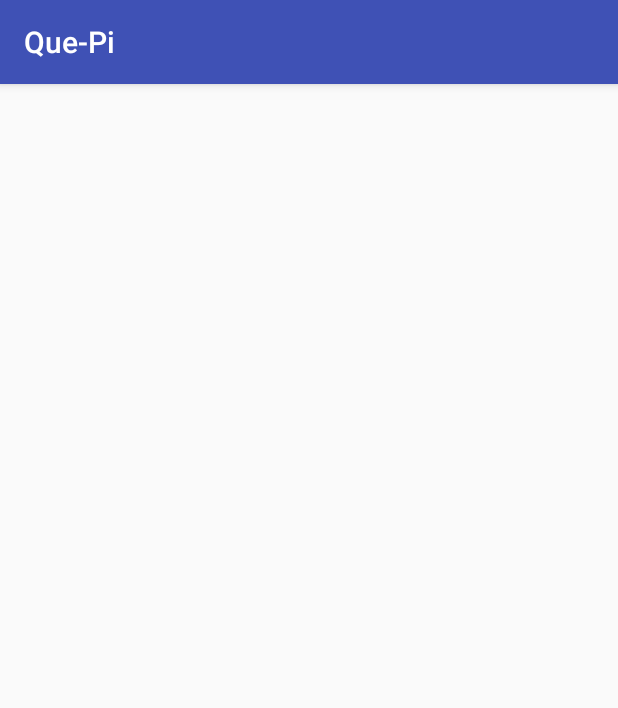
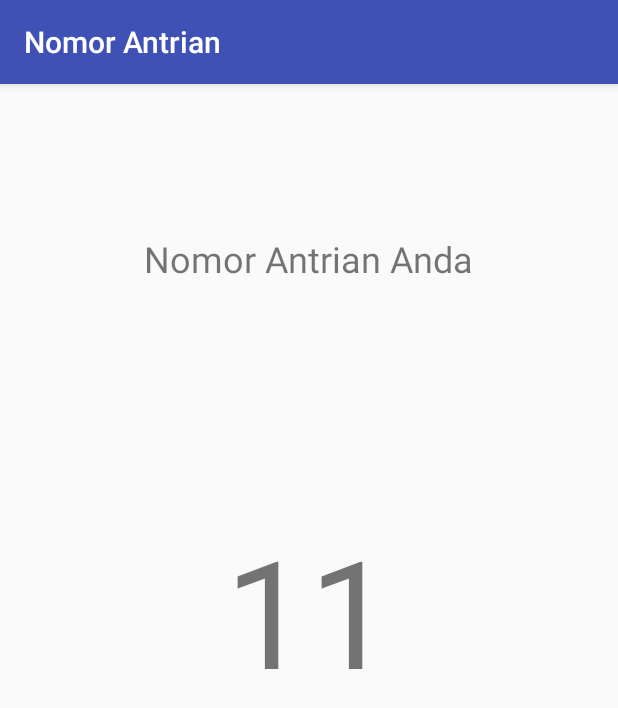
Before and after one commit to mursitaffandi/Dododo, an Android app: the HistoryActivity screen opened directly, with no data from a screen before it, on a phone screen of 412 x 824 dp. Shown: the top 708 px of the screen. Run offline under Robolectric (Android 15) with nearby library versions, the phone set to English and light mode, and no system bars.

Commit message:
historylayout

```diff
--- a/app/src/main/AndroidManifest.xml
+++ b/app/src/main/AndroidManifest.xml
@@ -47,7 +47,8 @@
             </intent-filter>
         </receiver>
 
-        <activity android:name=".HistoryActivity"></activity>
+        <activity android:name=".view.HistoryActivity"
+            android:label="Nomor Antrian"></activity>
     </application>
 
 </manifest>
--- a/app/src/main/java/com/mursitaffandi/dododo/HistoryActivity.java
+++ b/app/src/main/java/com/mursitaffandi/dododo/view/HistoryActivity.java
@@ -1,7 +1,9 @@
-package com.mursitaffandi.dododo;
+package com.mursitaffandi.dododo.view;
 
 import android.support.v7.app.AppCompatActivity;
 import android.os.Bundle;
+
+import com.mursitaffandi.dododo.R;
 
 public class HistoryActivity extends AppCompatActivity {
 
--- a/app/src/main/res/layout/activity_history.xml
+++ b/app/src/main/res/layout/activity_history.xml
@@ -4,10 +4,21 @@
     xmlns:tools="http://schemas.android.com/tools"
     android:layout_width="match_parent"
     android:layout_height="match_parent"
-    tools:context="com.mursitaffandi.dododo.HistoryActivity">
+    tools:context="com.mursitaffandi.dododo.view.HistoryActivity">
 
+    <TextView
+        android:layout_width="wrap_content"
+        android:layout_height="wrap_content"
+        android:text="Nomor Antrian Anda"
+        android:layout_centerHorizontal="true"
+        android:layout_marginTop="100dp"
+        android:textSize="24sp"/>
     <TextView
         android:layout_width="200dp"
         android:layout_height="200dp"
-        android:layout_centerInParent="true"/>
+        android:layout_centerInParent="true"
+        android:id="@+id/tv_antrian"
+        android:textSize="100sp"
+        android:textAlignment="center"
+        android:text="11"/>
 </RelativeLayout>
```
